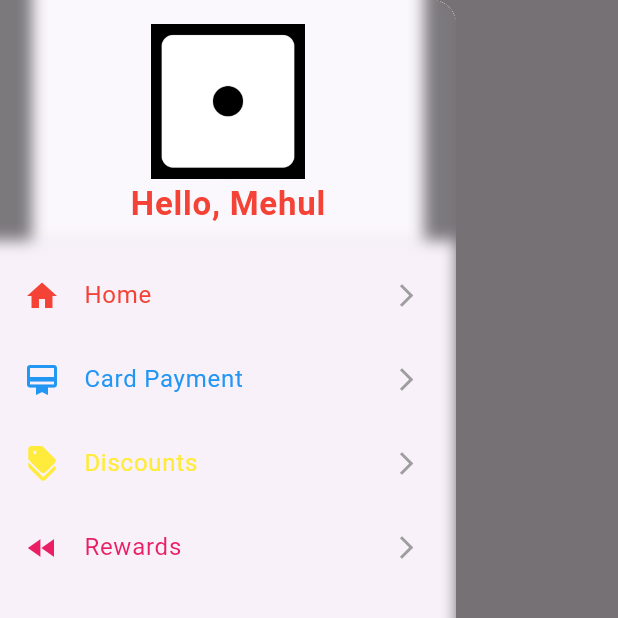
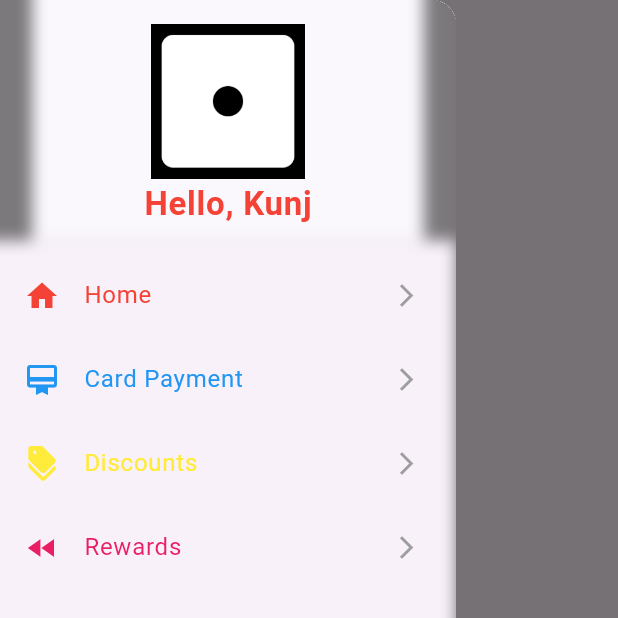
Before and after one commit to KUNJ-CP23/Flutter, a Flutter app: the screen it shows after launch, with the side drawer open, on a phone screen of 412 x 824 dp, the top half of it. Run offline on Flutter 3.47's test engine with Material 3 defaults, Android fonts, the phone set to English and light mode, and no system bars.

Commit message:
Drawer lecture done

```diff
--- a/lib/lecture_tdrawpage_1601/page_view/flutter_page_view.dart
+++ b/lib/lecture_tdrawpage_1601/page_view/flutter_page_view.dart
@@ -76,7 +76,7 @@ class _FlutterPageViewState extends State<FlutterPageView> {
                         ),
                       ),
                       Text(
-                        'Hello, Mehul',
+                        'Hello, Kunj',
                         style: TextStyle(
                             color: Colors.red,
                             fontSize: 22,
```
